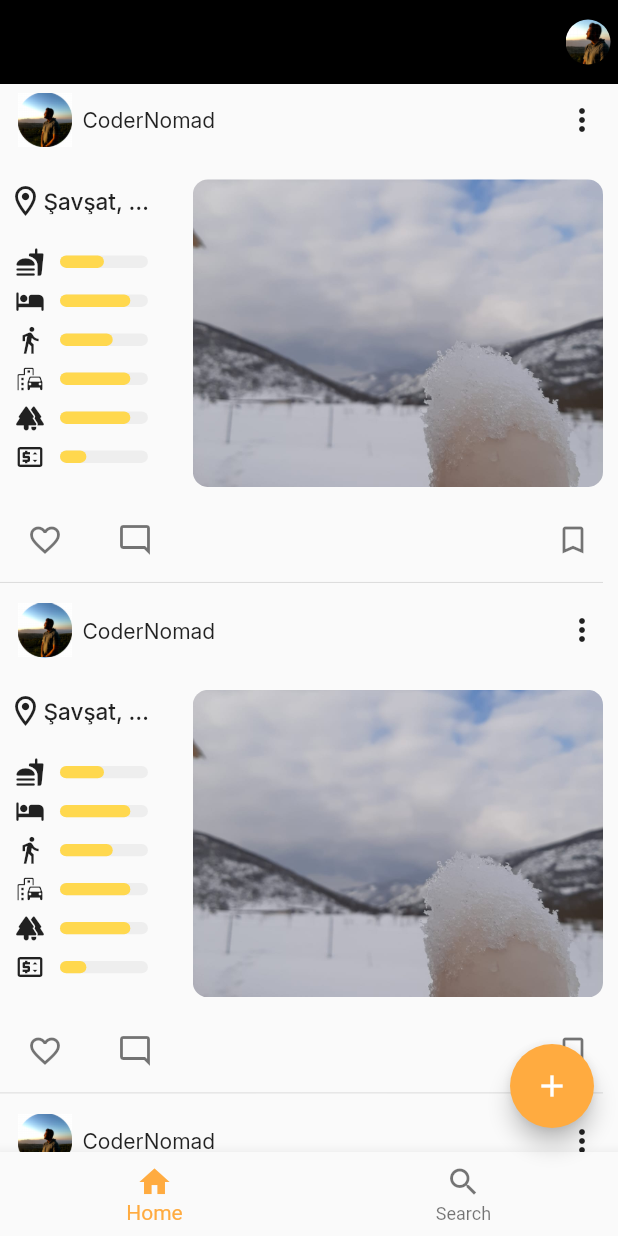
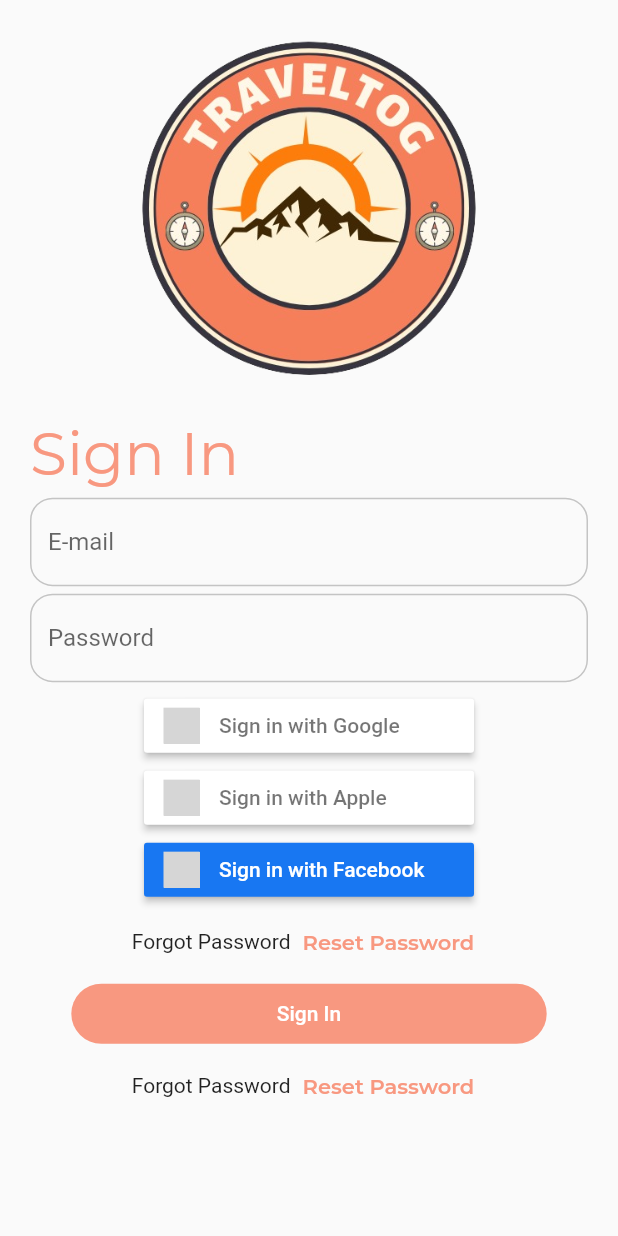
Before and after one commit to KozalakDev/TravelTogFlutter, a Flutter app: the screen it shows after launch, on a phone screen of 412 x 824 dp. Run offline on Flutter 3.47's test engine with Material 2 defaults, Android fonts, the phone set to English and light mode, and no system bars; drawn by our look-alikes of carousel_slider, percent_indicator, sign_in_button; our stand-ins replace csc_picker, flutter_rating_bar, google_fonts, image_picker, like_button; missing offline and left inert: cloudinary; grey boxes are pictures that could not be loaded.

Commit message:
Comment bloklarına like özelliği eklendi. Comment bottom sheetine add comment textfieldı eklendi. Login Page dizayn edildi ve eklendi.

```diff
--- a/lib/main.dart
+++ b/lib/main.dart
@@ -1,5 +1,7 @@
 import 'package:flutter/material.dart';
 import 'package:team_project_1/routes.dart';
+import 'package:team_project_1/screens/comments/comment_screen.dart';
+import 'package:team_project_1/screens/login/login_screen.dart';
 import 'screens/home/home_screen.dart';
 
 void main() {
@@ -18,6 +20,6 @@ class MyApp extends StatelessWidget {
         theme: ThemeData(
           primarySwatch: Colors.blue,
         ),
-        home: HomeScreen());
+        home: LoginScreen());
   }
 }
--- /dev/null
+++ b/lib/screens/login/login_screen.dart
@@ -0,0 +1,107 @@
+import 'package:flutter/material.dart';
+import 'package:flutter/services.dart';
+import 'package:flutter/src/widgets/framework.dart';
+import 'package:flutter/src/widgets/placeholder.dart';
+import 'package:google_fonts/google_fonts.dart';
+import 'package:sign_in_button/sign_in_button.dart';
+import 'package:team_project_1/size_config.dart';
+
+class LoginScreen extends StatelessWidget {
+  @override
+  Widget build(BuildContext context) {
+    return SafeArea(
+      child: Scaffold(
+        backgroundColor: Color.fromRGBO(250, 250, 250, 1),
+        body: Column(
+          children: [
+            Image.asset(
+              "assets/images/ttog.png",
+              scale: 1.8,
+            ),
+            Padding(
+              padding: const EdgeInsets.symmetric(horizontal: 20),
+              child: Column(
+                children: [
+                  Row(
+                    children: [
+                      Text("Sign In",
+                          style: GoogleFonts.montserrat(
+                              color: Color.fromRGBO(248, 152, 128, 1),
+                              fontSize: 40)),
+                    ],
+                  ),
+                  Padding(
+                    padding: const EdgeInsets.symmetric(vertical: 5),
+                    child: TextFormField(
+                      decoration: InputDecoration(
+                          hintText: "E-mail",
+                          enabledBorder: OutlineInputBorder(
+                              borderRadius: BorderRadius.circular(15),
+                              borderSide: BorderSide(
+                                  color: Color.fromRGBO(196, 196, 196, 1))),
+                          focusedBorder: OutlineInputBorder(
+                              borderSide: BorderSide(
+                                  color: Color.fromRGBO(196, 196, 196, 1)),
+                              borderRadius: BorderRadius.circular(15))),
+                    ),
+                  ),
+                  TextFormField(
+                    decoration: InputDecoration(
+                        hintText: "Password",
+                        enabledBorder: OutlineInputBorder(
+                            borderRadius: BorderRadius.circular(15),
+                            borderSide: BorderSide(
+                                color: Color.fromRGBO(196, 196, 196, 1))),
+                        focusedBorder: OutlineInputBorder(
+                            borderSide: BorderSide(
+                                color: Color.fromRGBO(196, 196, 196, 1)),
+                            borderRadius: BorderRadius.circular(15))),
+                  ),
+                  SizedBox(
+                    height: 5,
+                  ),
+                  SignInButton(Buttons.google, onPressed: () {}),
+                  SignInButton(Buttons.apple, onPressed: () {}),
+                  SignInButton(Buttons.facebookNew, onPressed: () {}),
+                  Row(
+                    mainAxisAlignment: MainAxisAlignment.center,
+                    children: [
+                      Text("Forgot Password"),
+                      TextButton(
+                          onPressed: () {},
+                          child: Text("Reset Password",
+                              style: GoogleFonts.montserrat(
+                                  color: Color.fromRGBO(248, 152, 128, 1),
+                                  fontWeight: FontWeight.w600)))
+                    ],
+                  ),
+                  Container(
+                      width: MediaQuery.of(context).size.width / 1.3,
+                      child: FilledButton(
+                        onPressed: () {},
+                        child: Text("Sign In"),
+                        style: ButtonStyle(
+                            backgroundColor: MaterialStatePropertyAll(
+                                Color.fromRGBO(248, 152, 128, 1))),
+                      )),
+                  Row(
+                    mainAxisAlignment: MainAxisAlignment.center,
+                    children: [
+                      Text("Forgot Password"),
+                      TextButton(
+                          onPressed: () {},
+                          child: Text("Reset Password",
+                              style: GoogleFonts.montserrat(
+                                  color: Color.fromRGBO(248, 152, 128, 1),
+                                  fontWeight: FontWeight.w600)))
+                    ],
+                  ),
+                ],
+              ),
+            )
+          ],
+        ),
+      ),
+    );
+  }
+}
--- a/pubspec.yaml
+++ b/pubspec.yaml
@@ -41,6 +41,8 @@ dependencies:
   image_picker: ^0.8.6+1
   like_button: ^2.0.5
   percent_indicator: ^4.2.2
+  rounded_loading_button: ^2.1.0
+  sign_in_button: ^3.1.0
 
 dev_dependencies:
   flutter_lints: ^2.0.0
```
Also changed, not shown: lib/screens/comments/comment_screen.dart (+36 -0 lines), lib/screens/comments/components/comment.dart (+47 -7 lines), assets/images/ttog.png (added), pubspec.lock.
